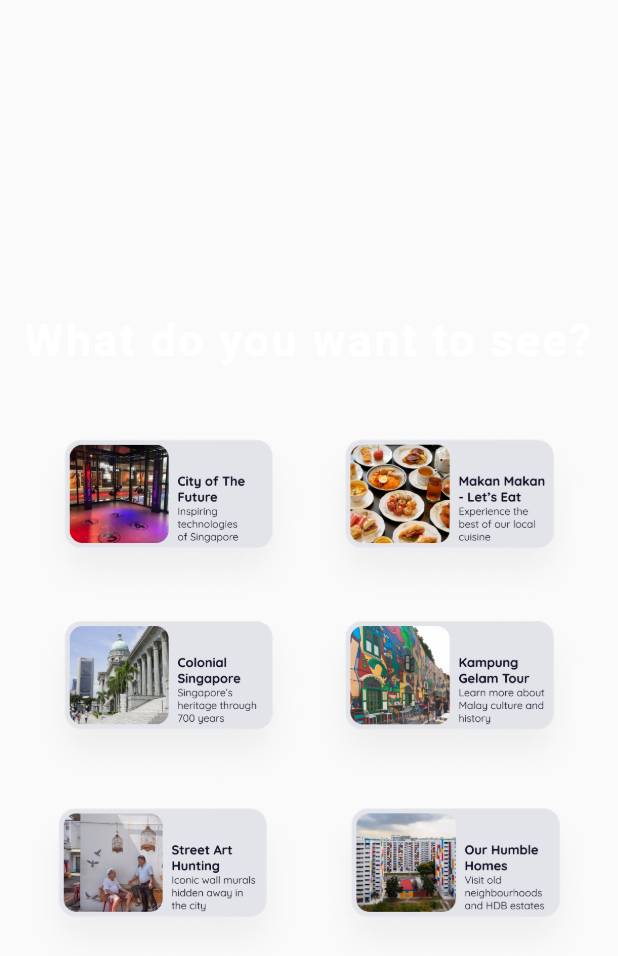
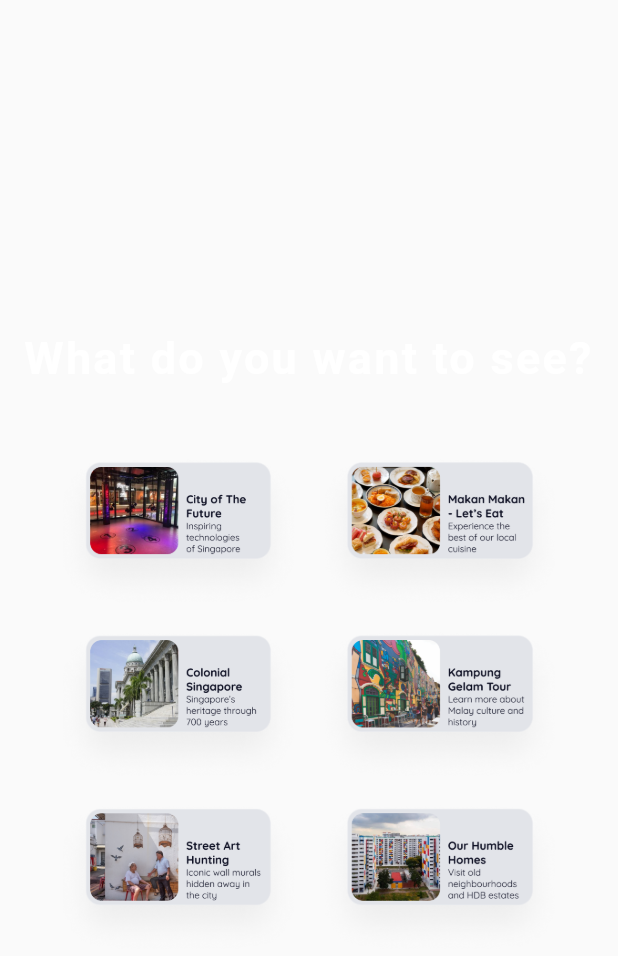
Before and after one commit to shirsho-12/vroom_vroom, a Flutter app: the AttractionMain widget shown alone on an empty page, opened directly, on a phone screen of 412 x 824 dp. Shown: the top 956 px of the screen. Run offline on Flutter 3.47's test engine with Material 2 defaults, Android fonts, the phone set to English and light mode, and no system bars; our stand-ins replace bloc, camera, circular_countdown_timer, equatable, flutter_bloc, gallery_saver and 1 more.

Commit message:
UI complete -no shoo mode

```diff
--- /dev/null
+++ b/lib/chope/bloc/bloc.dart
@@ -0,0 +1,2 @@
+export 'package:flutter_bloc/flutter_bloc.dart';
+export 'chope_bloc.dart';
--- /dev/null
+++ b/lib/chope/chope.dart
@@ -0,0 +1,3 @@
+export 'bloc/bloc.dart';
+export 'view/chope_page.dart';
+export 'widgets/widgets.dart';
--- a/lib/nav/bloc/nav_bloc.dart
+++ b/lib/nav/bloc/nav_bloc.dart
@@ -12,6 +12,7 @@ class NavBloc extends Bloc<NavEvent, NavState> {
     on<TakePhotoEvent>(_onTakePhotoEvent);
     on<TakePhotoCompleteEvent>(_onTakePhotoCompleteEvent);
     on<TellMeAJokeEvent>(_onTellMeAJokeEvent);
+    on<PlaceSelectedEvent>(_onPlaceSelectedEvent);
     switch (val) {
       case 0:
         break;
@@ -66,4 +67,11 @@ class NavBloc extends Bloc<NavEvent, NavState> {
   ) {
     emit(const TellMeAJokeState());
   }
+
+  FutureOr<void> _onPlaceSelectedEvent(
+    PlaceSelectedEvent event,
+    Emitter<NavState> emit,
+  ) {
+    emit(const PlaceSelectedState());
+  }
 }
--- a/lib/nav/bloc/nav_event.dart
+++ b/lib/nav/bloc/nav_event.dart
@@ -16,6 +16,10 @@ class VisitPlaceEvent extends NavEvent {
   const VisitPlaceEvent() : super();
 }
 
+class PlaceSelectedEvent extends NavEvent {
+  const PlaceSelectedEvent() : super();
+}
+
 class TakePhotoEvent extends NavEvent {
   const TakePhotoEvent() : super();
 }
--- a/lib/nav/bloc/nav_state.dart
+++ b/lib/nav/bloc/nav_state.dart
@@ -27,6 +27,10 @@ class VisitPlaceState extends NavState {
   const VisitPlaceState() : super();
 }
 
+class PlaceSelectedState extends NavState {
+  const PlaceSelectedState() : super();
+}
+
 class TakePhotoState extends NavState {
   const TakePhotoState() : super();
 }
--- a/lib/nav/widgets/attraction_main.dart
+++ b/lib/nav/widgets/attraction_main.dart
@@ -1,7 +1,10 @@
 export 'nav_body.dart';
 
 import 'package:flutter/material.dart';
+import 'package:flutter_bloc/flutter_bloc.dart';
 import 'dart:developer' as devtools show log;
+
+import 'package:vroom_vroom/nav/bloc/nav_bloc.dart';
 
 class AttractionMain extends StatelessWidget {
   const AttractionMain({Key? key}) : super(key: key);
@@ -39,12 +42,13 @@ class AttractionMain extends StatelessWidget {
                     GestureDetector(
                       onTap: () {
                         devtools.log("loc_1");
+                        context.read<NavBloc>().add(const PlaceSelectedEvent());
                       },
                       child: Container(
-                        // padding: const EdgeInsets.all(4),
+                        padding: const EdgeInsets.all(4),
                         child: Image.asset(
                           'assets/images/loc_1.png',
-                          width: 180,
+                          width: 160,
                           // height: 150,
                         ),
                       ),
@@ -52,12 +56,13 @@ class AttractionMain extends StatelessWidget {
                     GestureDetector(
                       onTap: () {
                         devtools.log("loc_2");
+                        context.read<NavBloc>().add(const PlaceSelectedEvent());
                       },
                       child: Container(
-                        // padding: const EdgeInsets.all(4),
+                        padding: const EdgeInsets.all(4),
                         child: Image.asset(
                           'assets/images/loc_2.png',
-                          width: 180,
+                          width: 160,
                           // height: 80,
                         ),
                       ),
@@ -70,12 +75,13 @@ class AttractionMain extends StatelessWidget {
                     GestureDetector(
                       onTap: () {
                         devtools.log("loc_3");
+                        context.read<NavBloc>().add(const PlaceSelectedEvent());
                       },
                       child: Container(
-                        // padding: const EdgeInsets.all(4),
+                        padding: const EdgeInsets.all(4),
                         child: Image.asset(
                           'assets/images/loc_3.png',
-                          width: 180,
+                          width: 160,
                           // height: 80,
                         ),
                       ),
@@ -83,13 +89,14 @@ class AttractionMain extends StatelessWidget {
                     GestureDetector(
                       onTap: () {
                         devtools.log("loc_4");
+                        context.read<NavBloc>().add(const PlaceSelectedEvent());
                       },
                       child: Container(
                         // padding: const EdgeInsets.all(8),
-                        // padding: const EdgeInsets.all(4),
+                        padding: const EdgeInsets.all(4),
                         child: Image.asset(
                           'assets/images/loc_4.png',
-                          width: 180,
+                          width: 160,
                           // height: 80,
                         ),
                       ),
@@ -102,12 +109,13 @@ class AttractionMain extends StatelessWidget {
                     GestureDetector(
                       onTap: () {
                         devtools.log("loc_5");
+                        context.read<NavBloc>().add(const PlaceSelectedEvent());
                       },
                       child: Container(
                         padding: const EdgeInsets.all(4),
                         child: Image.asset(
                           'assets/images/loc_5.png',
-                          width: 180,
+                          width: 160,
                           // height: 80,
                         ),
                       ),
@@ -115,12 +123,13 @@ class AttractionMain extends StatelessWidget {
                     GestureDetector(
                       onTap: () {
                         devtools.log("loc_6");
+                        context.read<NavBloc>().add(const PlaceSelectedEvent());
                       },
                       child: Container(
                         padding: const EdgeInsets.all(4),
                         child: Image.asset(
                           'assets/images/loc_6.png',
-                          width: 180,
+                          width: 160,
                           // height: 80,
                         ),
                       ),
--- a/lib/nav/widgets/nav_body.dart
+++ b/lib/nav/widgets/nav_body.dart
@@ -3,6 +3,7 @@ import 'package:vroom_vroom/app_ui.dart';
 import 'package:vroom_vroom/nav/nav.dart';
 import 'package:vroom_vroom/nav/widgets/attraction_main.dart';
 import 'package:vroom_vroom/nav/widgets/photo_taken.dart';
+import 'package:vroom_vroom/nav/widgets/place_selected.dart';
 import 'package:vroom_vroom/nav/widgets/tell_joke.dart';
 
 import 'camera_screen.dart';
@@ -48,6 +49,8 @@ class NavBody extends StatelessWidget {
                   return const CameraScreen();
                 } else if (state is TakePhotoCompleteState) {
                   return const PhotoTakenScreen();
+                } else if (state is PlaceSelectedState) {
+                  return const PlaceSelectedScreen();
                 } else {
                   return const BookAV();
                 }
```
Also changed, not shown: lib/chope/bloc/chope_bloc.dart (added, +19 -0 lines), lib/chope/bloc/chope_event.dart (added, +10 -0 lines), lib/chope/bloc/chope_state.dart (added, +34 -0 lines), lib/chope/view/chope_page.dart (added, +39 -0 lines), lib/chope/widgets/chope_body.dart (added, +30 -0 lines), lib/chope/widgets/widgets.dart (added, +38 -0 lines), lib/nav/widgets/place_selected.dart (added, +67 -0 lines).
